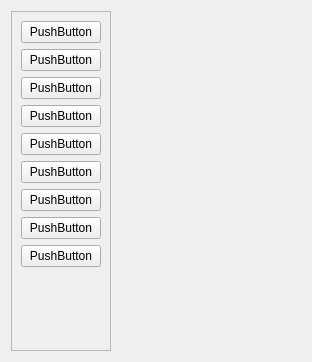
Old version of the form QTUI/UIfiles/InterfacciaGrafica/form.ui in the repository Accout-Personal/PythonClient.
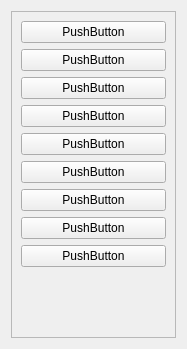
New version of the form.

Commit message: form simone completa

The edit to the form file:
```diff
--- a/QTUI/UIfiles/InterfacciaGrafica/form.ui
+++ b/QTUI/UIfiles/InterfacciaGrafica/form.ui
@@ -6,8 +6,8 @@
    <rect>
     <x>0</x>
     <y>0</y>
-    <width>312</width>
-    <height>362</height>
+    <width>187</width>
+    <height>349</height>
    </rect>
   </property>
   <property name="sizePolicy">
@@ -19,7 +19,7 @@
   <property name="windowTitle">
    <string>UIwindow</string>
   </property>
-  <layout class="QFormLayout" name="formLayout">
+  <layout class="QGridLayout" name="gridLayout">
    <item row="0" column="0">
     <widget class="QScrollArea" name="scrollArea">
      <property name="acceptDrops">
@@ -33,7 +33,7 @@
        <rect>
         <x>0</x>
         <y>0</y>
-        <width>102</width>
+        <width>163</width>
         <height>303</height>
        </rect>
       </property>
```
The commit also changes 1 other file.
